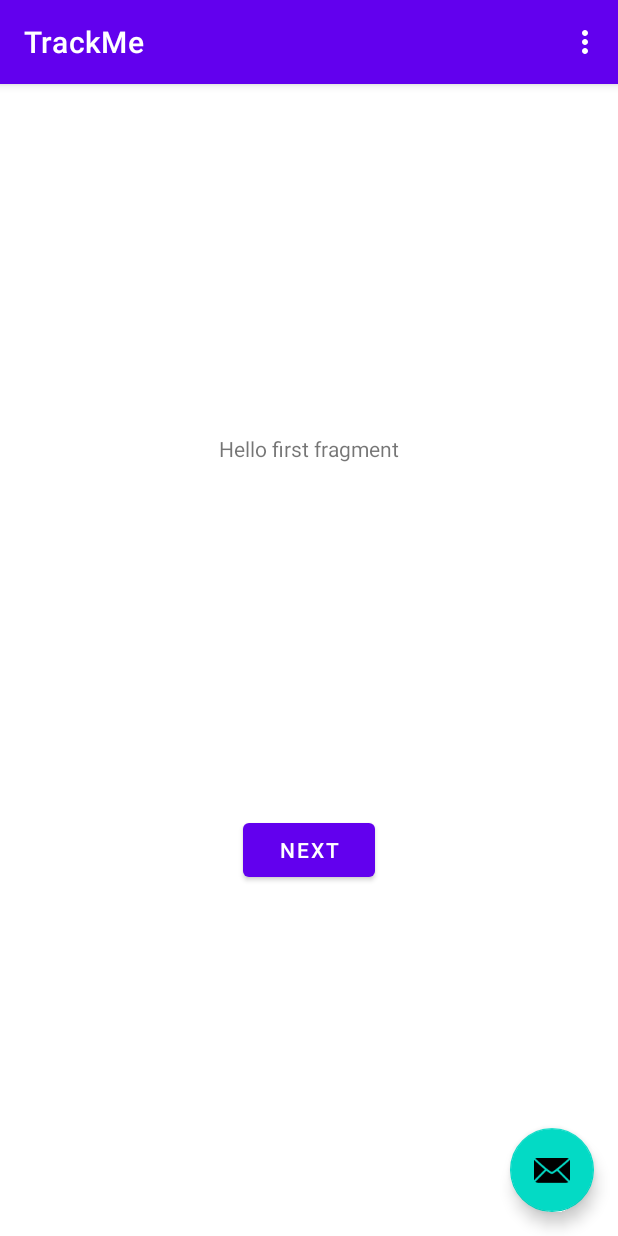
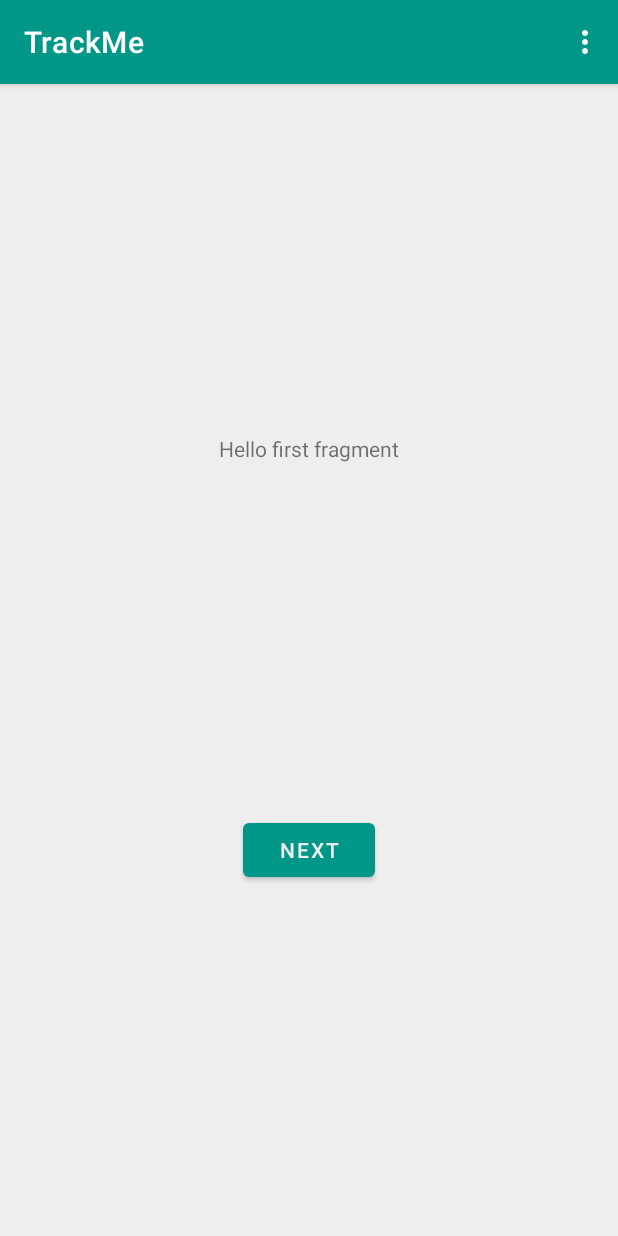
Before and after one commit to latusikl/TrackMe, an Android app: the screen it shows after launch (MainActivity), on a phone screen of 412 x 824 dp. Run offline under Robolectric (Android 15) with nearby library versions, the phone set to English and light mode, and no system bars.

Commit message:
Remove floating button, add toolbar title

```diff
--- a/app/src/main/java/pl/latusikl/trackme/MainActivity.kt
+++ b/app/src/main/java/pl/latusikl/trackme/MainActivity.kt
@@ -14,10 +14,10 @@ class MainActivity : AppCompatActivity() {
         setContentView(R.layout.activity_main)
         setSupportActionBar(findViewById(R.id.toolbar))
 
-        findViewById<FloatingActionButton>(R.id.fab).setOnClickListener { view ->
-            Snackbar.make(view, "Replace with your own action", Snackbar.LENGTH_LONG)
-                    .setAction("Action", null).show()
-        }
+//        findViewById<FloatingActionButton>(R.id.fab).setOnClickListener { view ->
+//            Snackbar.make(view, "Replace with your own action", Snackbar.LENGTH_LONG)
+//                    .setAction("Action", null).show()
+//        }
     }
 
     override fun onCreateOptionsMenu(menu: Menu): Boolean {
--- a/app/src/main/res/layout/activity_main.xml
+++ b/app/src/main/res/layout/activity_main.xml
@@ -7,27 +7,23 @@
     tools:context=".MainActivity">
 
     <com.google.android.material.appbar.AppBarLayout
+        android:id="@+id/appBarLayout"
         android:layout_width="match_parent"
-        android:layout_height="wrap_content"
+        android:layout_height="56dp"
+        android:background="@color/primary"
         android:theme="@style/Theme.TrackMe.AppBarOverlay">
 
         <androidx.appcompat.widget.Toolbar
+            app:title="@string/app_name"
             android:id="@+id/toolbar"
             android:layout_width="match_parent"
-            android:layout_height="?attr/actionBarSize"
-            android:background="?attr/colorPrimary"
+            android:layout_height="match_parent"
+            android:baselineAligned="false"
             app:popupTheme="@style/Theme.TrackMe.PopupOverlay" />
+
 
     </com.google.android.material.appbar.AppBarLayout>
 
     <include layout="@layout/content_main" />
 
-    <com.google.android.material.floatingactionbutton.FloatingActionButton
-        android:id="@+id/fab"
-        android:layout_width="wrap_content"
-        android:layout_height="wrap_content"
-        android:layout_gravity="bottom|end"
-        android:layout_margin="@dimen/fab_margin"
-        app:srcCompat="@android:drawable/ic_dialog_email" />
-
 </androidx.coordinatorlayout.widget.CoordinatorLayout>
--- a/app/src/main/res/layout/content_main.xml
+++ b/app/src/main/res/layout/content_main.xml
@@ -3,6 +3,7 @@
     xmlns:app="http://schemas.android.com/apk/res-auto"
     android:layout_width="match_parent"
     android:layout_height="match_parent"
+    android:background="@color/background"
     app:layout_behavior="@string/appbar_scrolling_view_behavior">
 
     <fragment
--- a/app/src/main/res/values/colors.xml
+++ b/app/src/main/res/values/colors.xml
@@ -7,4 +7,15 @@
     <color name="teal_700">#FF018786</color>
     <color name="black">#FF000000</color>
     <color name="white">#FFFFFFFF</color>
+
+    <color name="primary">#009688</color>
+    <color name="primaryVariant">#E6009688</color>
+    <color name="secondary">#f5f5f5</color>
+    <color name="secondaryVariant">#FAFAFA</color>
+    <color name="background">#eeeeee</color>
+    <color name="accent">#3f51b5</color>
+    <color name="waring">#ff9800</color>
+    <color name="error">#f44336</color>
+    <color name="info">#607d8b</color>
+
 </resources>
--- a/app/src/main/res/values/themes.xml
+++ b/app/src/main/res/values/themes.xml
@@ -2,15 +2,15 @@
     <!-- Base application theme. -->
     <style name="Theme.TrackMe" parent="Theme.MaterialComponents.DayNight.DarkActionBar">
         <!-- Primary brand color. -->
-        <item name="colorPrimary">@color/purple_500</item>
-        <item name="colorPrimaryVariant">@color/purple_700</item>
-        <item name="colorOnPrimary">@color/white</item>
+        <item name="colorPrimary">@color/primary</item>
+        <item name="colorPrimaryVariant">@color/primaryVariant</item>
+        <item name="colorOnPrimary">@color/background</item>
         <!-- Secondary brand color. -->
-        <item name="colorSecondary">@color/teal_200</item>
-        <item name="colorSecondaryVariant">@color/teal_700</item>
+        <item name="colorSecondary">@color/secondary</item>
+        <item name="colorSecondaryVariant">@color/secondaryVariant</item>
         <item name="colorOnSecondary">@color/black</item>
         <!-- Status bar color. -->
-        <item name="android:statusBarColor" tools:targetApi="l">?attr/colorPrimaryVariant</item>
+        <item name="android:statusBarColor" tools:targetApi="l">?attr/colorPrimary</item>
         <!-- Customize your theme here. -->
     </style>
 
```
Also changed, not shown: app/src/main/res/font/arbutus.ttf (added), app/src/main/res/navigation/nav_graph.xml (line endings or trailing spaces).
